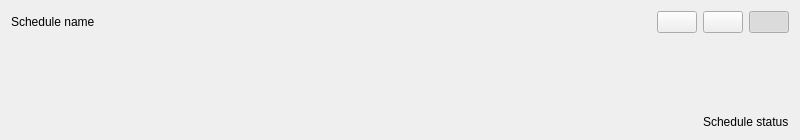
Above: src/gui/widgets/schedule/scheduleitem.ui from bergamontt/sunflower before the change. Below: the same form after it.
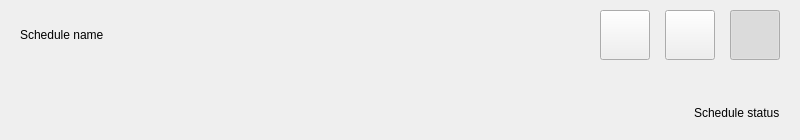
That is the form after the change. Icons and pictures are not drawn. Custom widgets are drawn as their Qt base class.

Commit message: feat(#89): add figma styles to the schedule page

Diff of the .ui file:
```diff
--- a/src/gui/widgets/schedule/scheduleitem.ui
+++ b/src/gui/widgets/schedule/scheduleitem.ui
@@ -31,11 +31,38 @@
   <property name="windowTitle">
    <string>Form</string>
   </property>
+  <property name="autoFillBackground">
+   <bool>false</bool>
+  </property>
+  <property name="scheduleItemClass" stdset="0">
+   <string>isActive</string>
+  </property>
   <layout class="QVBoxLayout" name="verticalLayout">
+   <property name="leftMargin">
+    <number>20</number>
+   </property>
+   <property name="topMargin">
+    <number>10</number>
+   </property>
+   <property name="rightMargin">
+    <number>20</number>
+   </property>
+   <property name="bottomMargin">
+    <number>20</number>
+   </property>
    <item>
     <layout class="QHBoxLayout" name="scheduleItemHeader">
+     <property name="spacing">
+      <number>15</number>
+     </property>
      <item>
       <widget class="QLabel" name="scheduleName">
+       <property name="sizePolicy">
+        <sizepolicy hsizetype="Expanding" vsizetype="Preferred">
+         <horstretch>0</horstretch>
+         <verstretch>0</verstretch>
+        </sizepolicy>
+       </property>
        <property name="text">
         <string>Schedule name</string>
        </property>
@@ -44,19 +71,6 @@
        </property>
       </widget>
      </item>
-     <item>
-      <spacer name="scheduleItemHeaderSpacer">
-       <property name="orientation">
-        <enum>Qt::Orientation::Horizontal</enum>
-       </property>
-       <property name="sizeHint" stdset="0">
-        <size>
-         <width>40</width>
-         <height>20</height>
-        </size>
-       </property>
-      </spacer>
-     </item>
      <item>
       <widget class="QPushButton" name="deleteScheduleButton">
        <property name="sizePolicy">
@@ -65,6 +79,15 @@
          <verstretch>0</verstretch>
         </sizepolicy>
        </property>
+       <property name="minimumSize">
+        <size>
+         <width>50</width>
+         <height>50</height>
+        </size>
+       </property>
+       <property name="cursor">
+        <cursorShape>PointingHandCursor</cursorShape>
+       </property>
        <property name="text">
         <string/>
        </property>
@@ -82,6 +105,21 @@
      </item>
      <item>
       <widget class="QPushButton" name="editScheduleButton">
+       <property name="sizePolicy">
+        <sizepolicy hsizetype="Preferred" vsizetype="Preferred">
+         <horstretch>0</horstretch>
+         <verstretch>0</verstretch>
+        </sizepolicy>
+       </property>
+       <property name="minimumSize">
+        <size>
+         <width>50</width>
+         <height>50</height>
+        </size>
+       </property>
+       <property name="cursor">
+        <cursorShape>PointingHandCursor</cursorShape>
+       </property>
        <property name="text">
         <string/>
        </property>
@@ -99,6 +137,21 @@
      </item>
      <item>
       <widget class="QPushButton" name="onButton">
+       <property name="sizePolicy">
+        <sizepolicy hsizetype="Preferred" vsizetype="Preferred">
+         <horstretch>0</horstretch>
+         <verstretch>0</verstretch>
+        </sizepolicy>
+       </property>
+       <property name="minimumSize">
+        <size>
+         <width>50</width>
+         <height>50</height>
+        </size>
+       </property>
+       <property name="cursor">
+        <cursorShape>PointingHandCursor</cursorShape>
+       </property>
        <property name="text">
         <string/>
        </property>
@@ -150,7 +203,7 @@
      <item>
       <widget class="QLabel" name="scheduleStatus">
        <property name="sizePolicy">
-        <sizepolicy hsizetype="Minimum" vsizetype="Preferred">
+        <sizepolicy hsizetype="Minimum" vsizetype="Minimum">
          <horstretch>0</horstretch>
          <verstretch>0</verstretch>
         </sizepolicy>
```
Left out of the diff: 9 changed lines with no effect on the pictures. The commit also changes 15 other files.
